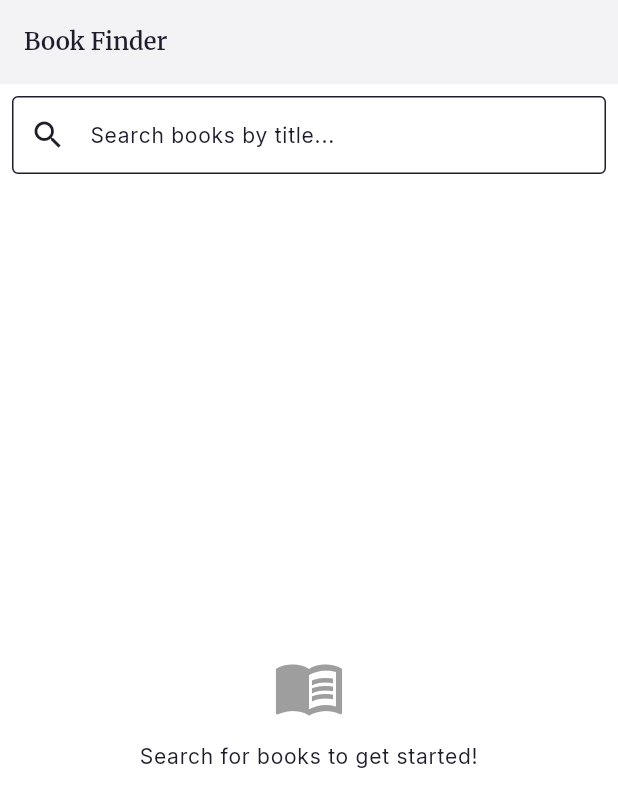
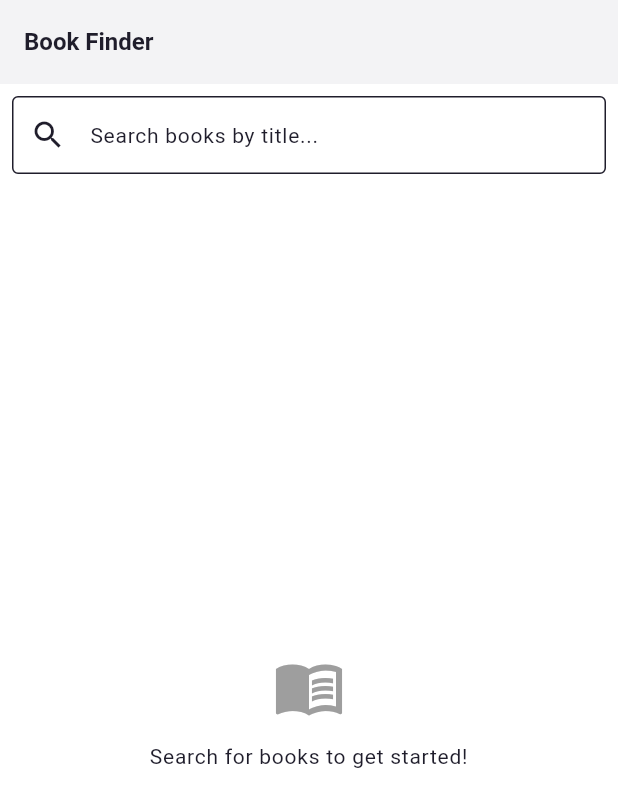
Before and after one commit to flagamail/book_finder, a Flutter app: the screen it shows after launch, on a phone screen of 412 x 824 dp. Shown: the top 807 px of the screen. Run offline on Flutter 3.47's test engine with Material 3 defaults, Android fonts, the phone set to English and light mode, and no system bars; our stand-ins replace bloc, connectivity_plus, dio, either_dart, equatable, flutter_bloc and 4 more.

Commit message:
"Enhance logging and theming: Add Logger integration for detailed app-wide logs, refine NetworkInfo connectivity checks with logs, update text theming by removing Google Fonts dependency, and improve shimmer widget with theming compliance."

```diff
--- a/lib/core/network/network_info_impl.dart
+++ b/lib/core/network/network_info_impl.dart
@@ -1,5 +1,7 @@
 import 'package:book_finder/core/network/network_info.dart';
 import 'package:connectivity_plus/connectivity_plus.dart';
+
+import '../utils/app_logger.dart';
 
 class NetworkInfoImpl implements NetworkInfo {
   final Connectivity connectivity;
@@ -9,6 +11,8 @@ class NetworkInfoImpl implements NetworkInfo {
   @override
   Future<bool> get isConnected async {
     final result = await connectivity.checkConnectivity();
-    return !result.contains(ConnectivityResult.none);
+    var isConnected = !result.contains(ConnectivityResult.none);
+    appLogger.d('Connectivity has result $result is connected $isConnected');
+    return isConnected;
   }
 }
--- /dev/null
+++ b/lib/core/utils/app_logger.dart
@@ -0,0 +1,10 @@
+import 'package:logger/logger.dart';
+
+final Logger appLogger = Logger(
+  printer: PrettyPrinter(
+    errorMethodCount: 5, // number of method calls if stacktrace is provided
+    lineLength: 120, // width of the output
+    colors: true, // Colorful log messages
+    printEmojis: true, // Print an emoji for each log message
+  ),
+);
--- a/lib/features/search/presentation/widgets/shimmer_list.dart
+++ b/lib/features/search/presentation/widgets/shimmer_list.dart
@@ -27,7 +27,7 @@ class ShimmerList extends StatelessWidget {
               Container(
                 width: 64, // Aligned with theme.md thumbnail size
                 height: 96, // Aligned with theme.md thumbnail size
-                color: theme.colorScheme.surface, // Use theme color
+                color: shimmerStyle.baseColor, // Use shimmer base color
               ),
               const SizedBox(width: AppTheme.spaceMd),
               Expanded(
@@ -37,13 +37,13 @@ class ShimmerList extends StatelessWidget {
                     Container(
                       height: 16,
                       width: double.infinity,
-                      color: theme.colorScheme.surface,
+                      color: shimmerStyle.baseColor, // Use shimmer base color
                     ),
                     const SizedBox(height: AppTheme.spaceSm),
                     Container(
                       height: 12,
                       width: 100,
-                      color: theme.colorScheme.surface,
+                      color: shimmerStyle.baseColor, // Use shimmer base color
                     ),
                   ],
                 ),
--- a/lib/presentation/theme/app_theme.dart
+++ b/lib/presentation/theme/app_theme.dart
@@ -1,5 +1,4 @@
 import 'package:flutter/material.dart';
-import 'package:google_fonts/google_fonts.dart';
 
 /// ThemeExtension for shimmer / custom tokens not represented by ThemeData.
 @immutable
@@ -91,33 +90,33 @@ class AppTheme {
       onError: Colors.white,
     );
 
-    final textTheme = TextTheme(
-      displayLarge: GoogleFonts.merriweather(
+    const textTheme = TextTheme(
+      displayLarge: TextStyle(
         fontSize: 28,
         fontWeight: FontWeight.w700,
         height: 1.2,
       ),
-      headlineLarge: GoogleFonts.merriweather(
+      headlineLarge: TextStyle(
         fontSize: 20,
         fontWeight: FontWeight.w600,
         height: 1.25,
       ),
-      titleLarge: GoogleFonts.merriweather(
+      titleLarge: TextStyle(
         fontSize: 16,
         fontWeight: FontWeight.w600,
         height: 1.3,
       ),
-      bodyLarge: GoogleFonts.inter(
+      bodyLarge: TextStyle(
         fontSize: 14,
         fontWeight: FontWeight.w400,
         height: 1.4,
       ),
-      labelSmall: GoogleFonts.inter(
+      labelSmall: TextStyle(
         fontSize: 12,
         fontWeight: FontWeight.w500,
         height: 1.2,
       ),
-      bodySmall: GoogleFonts.inter(
+      bodySmall: TextStyle(
         fontSize: 11,
         fontWeight: FontWeight.w400,
         height: 1.2,
@@ -151,7 +150,7 @@ class AppTheme {
             borderRadius: BorderRadius.circular(radiusChip),
           ),
           padding: EdgeInsets.symmetric(horizontal: spaceMd, vertical: spaceSm),
-          textStyle: GoogleFonts.inter(
+          textStyle: const TextStyle(
             fontSize: 14,
             fontWeight: FontWeight.w600,
           ),
@@ -188,38 +187,38 @@ class AppTheme {
       onError: Colors.black,
     );
 
-    final textTheme = TextTheme(
-      displayLarge: GoogleFonts.merriweather(
+    const textTheme = TextTheme(
+      displayLarge: TextStyle(
         fontSize: 28,
         fontWeight: FontWeight.w700,
         height: 1.2,
         color: _darkOnSurface,
       ),
-      headlineLarge: GoogleFonts.merriweather(
+      headlineLarge: TextStyle(
         fontSize: 20,
         fontWeight: FontWeight.w600,
         height: 1.25,
         color: _darkOnSurface,
       ),
-      titleLarge: GoogleFonts.merriweather(
+      titleLarge: TextStyle(
         fontSize: 16,
         fontWeight: FontWeight.w600,
         height: 1.3,
         color: _darkOnSurface,
       ),
-      bodyLarge: GoogleFonts.inter(
+      bodyLarge: TextStyle(
         fontSize: 14,
         fontWeight: FontWeight.w400,
         height: 1.4,
         color: _darkOnSurface,
       ),
-      labelSmall: GoogleFonts.inter(
+      labelSmall: TextStyle(
         fontSize: 12,
         fontWeight: FontWeight.w500,
         height: 1.2,
         color: _darkOnSurface,
       ),
-      bodySmall: GoogleFonts.inter(
+      bodySmall: TextStyle(
         fontSize: 11,
         fontWeight: FontWeight.w400,
         height: 1.2,
@@ -255,6 +254,10 @@ class AppTheme {
             borderRadius: BorderRadius.circular(radiusChip),
           ),
           padding: EdgeInsets.symmetric(horizontal: spaceMd, vertical: spaceSm),
+          textStyle: const TextStyle(
+            fontSize: 14,
+            fontWeight: FontWeight.w600,
+          ),
         ),
       ),
       listTileTheme: ListTileThemeData(
--- a/pubspec.yaml
+++ b/pubspec.yaml
@@ -36,12 +36,12 @@ dependencies:
   cupertino_icons: ^1.0.8
   shimmer: ^3.0.0
   equatable: ^2.0.7
-  google_fonts: ^6.3.1
   flutter_bloc: ^9.1.1
   connectivity_plus: ^7.0.0
   get_it: ^8.2.0
   either_dart: ^1.0.0
   dio: ^5.9.0
+  logger: ^2.2.0
 
 
 dev_dependencies:
```
Also changed, not shown: lib/app/di.dart (+8 -1 lines), lib/features/search/data/datasources/search_remote_data_source_impl.dart (+38 -3 lines), lib/features/search/data/repositories/search_repository_impl.dart (+10 -1 lines), lib/features/search/presentation/bloc/search_bloc.dart (+31 -6 lines), pubspec.lock.
